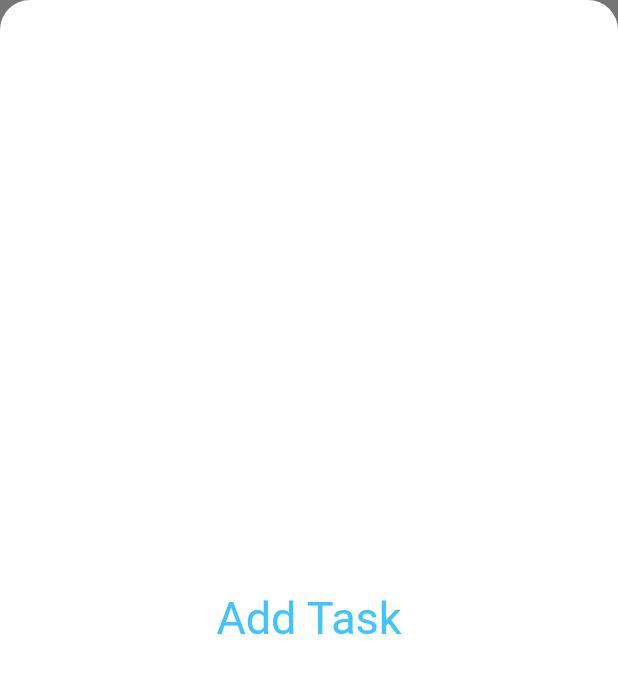
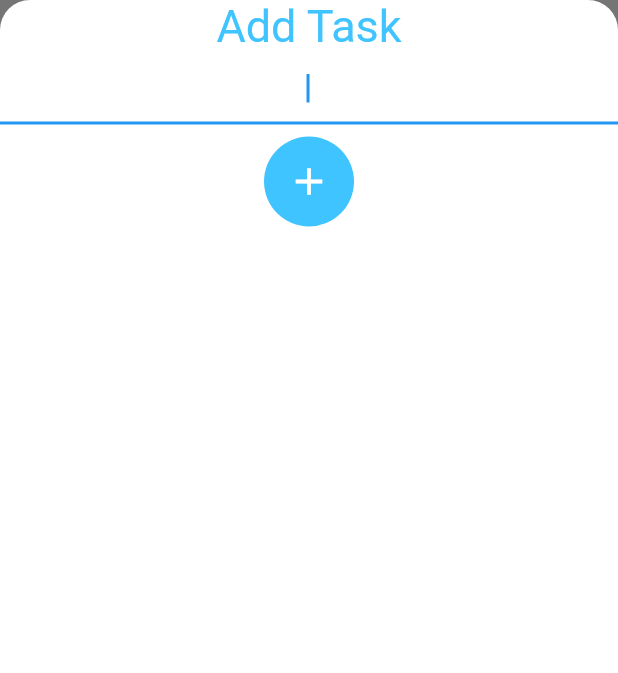
Before and after one commit to kolikay/todo, a Flutter app: the AddTaskScreen widget shown alone on an empty page, opened directly, on a phone screen of 412 x 824 dp. Shown: the top 673 px of the screen. Run offline on Flutter 3.47's test engine with Material 2 defaults, Android fonts, the phone set to English and light mode, and no system bars.

```diff
--- a/lib/screens/add_task_screen.dart
+++ b/lib/screens/add_task_screen.dart
@@ -1,3 +1,5 @@
+// ignore_for_file: prefer_const_constructors
+
 import 'package:flutter/material.dart';
 
 class AddTaskScreen extends StatelessWidget {
@@ -8,15 +10,31 @@ class AddTaskScreen extends StatelessWidget {
     return Container(
       color: const Color(0xff757575),
       child: Container(
-        child: const Center(
-          child: Text(
+        child: Column(children: [
+          Text(
             'Add Task',
             style: TextStyle(
               color: Colors.lightBlueAccent,
               fontSize: 30.0,
             ),
           ),
-        ),
+          TextField(
+            autofocus: true,
+            textAlign: TextAlign.center,
+          ),
+          TextButton(
+            child: CircleAvatar(
+              backgroundColor: Colors.lightBlueAccent,
+              radius: 30.0,
+              child: Icon(Icons.add,
+              size: 30.0,
+              color: Colors.white,),
+            ),
+            onPressed: () {
+              //add task to list
+            },
+          ),
+        ]),
         decoration: const BoxDecoration(
             color: Colors.white,
             borderRadius: BorderRadius.only(
```
